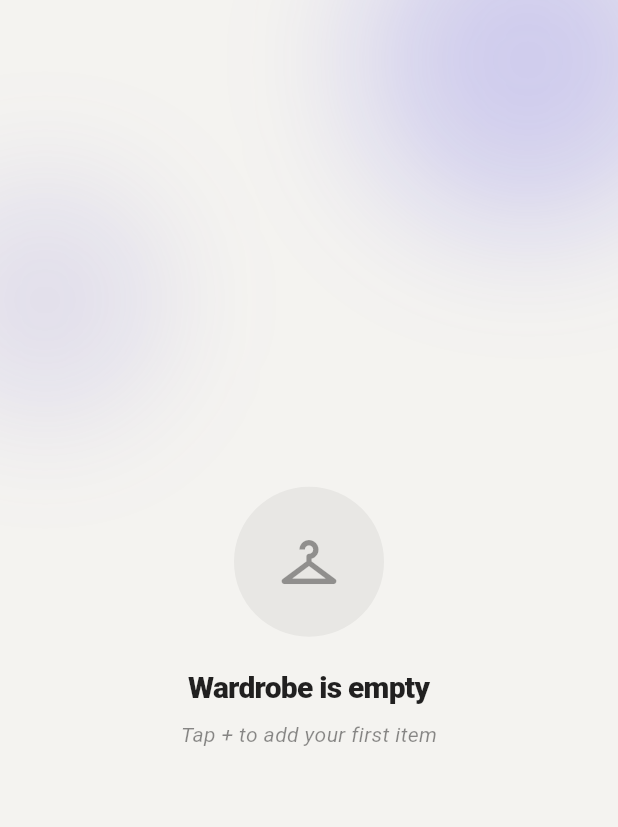
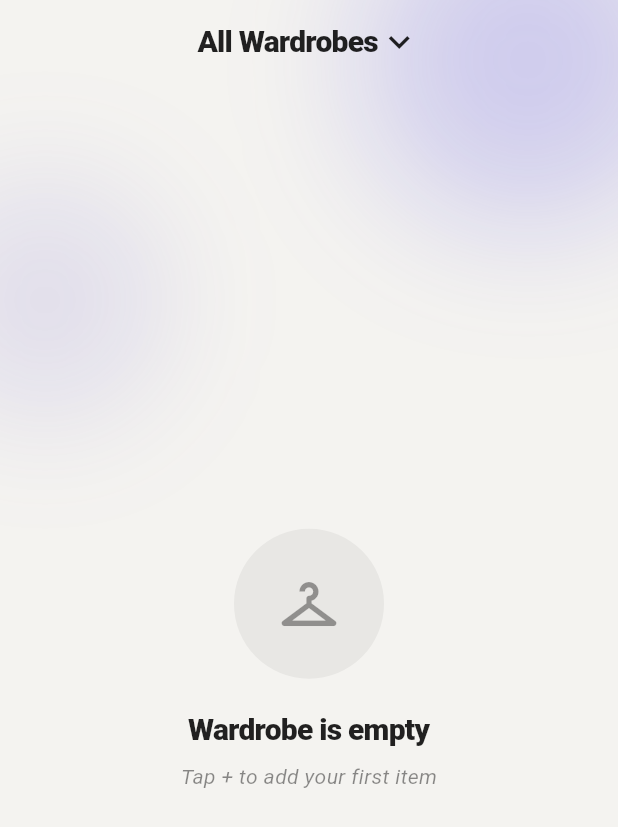
Before and after one commit to Marcu21/wardrobe-master-ai, a Flutter app: the _WardrobeGalleryBody screen opened directly, on a phone screen of 412 x 824 dp. Shown: the top 827 px of the screen. Run offline on Flutter 3.47's test engine with Material 3 defaults, Android fonts, the phone set to English and light mode, and no system bars; our stand-ins replace cached_network_image, cloud_firestore, firebase_auth, firebase_core, firebase_storage, flutter_dotenv and 7 more; accounts and stored records are empty; generated files the repository leaves out were written again.

Commit message:
feat(wardrobe-gallery): add persistent header to empty and loading states

```diff
--- a/mobile_app/lib/screens/wardrobe_gallery/wardrobe_gallery_screen.dart
+++ b/mobile_app/lib/screens/wardrobe_gallery/wardrobe_gallery_screen.dart
@@ -138,9 +138,16 @@ class _WardrobeGalleryBody extends StatelessWidget {
             ),
           ),
           SafeArea(
-            child: StreamBuilder<QuerySnapshot>(
-              stream: vm.clothingStream,
-              builder: (context, snapshot) {
+            child: Column(
+              children: [
+                const SizedBox(
+                  height: 56,
+                  child: Center(child: GlobalWardrobeSelector()),
+                ),
+                Expanded(
+                  child: StreamBuilder<QuerySnapshot>(
+                    stream: vm.clothingStream,
+                    builder: (context, snapshot) {
                 if (snapshot.hasError) {
                   return Center(
                     child: Padding(
@@ -376,14 +383,6 @@ class _WardrobeGalleryBody extends StatelessWidget {
                 return CustomScrollView(
                   physics: const BouncingScrollPhysics(),
                   slivers: [
-                    const SliverAppBar(
-                      pinned: false,
-                      floating: false,
-                      backgroundColor: Colors.transparent,
-                      elevation: 0,
-                      centerTitle: true,
-                      title: GlobalWardrobeSelector(),
-                    ),
                     SliverToBoxAdapter(
                       child: GalleryFilterChips(
                         items: categoryList,
@@ -404,6 +403,9 @@ class _WardrobeGalleryBody extends StatelessWidget {
                   ],
                 );
               },
+                  ),
+                ),
+              ],
             ),
           ),
         ],
```
